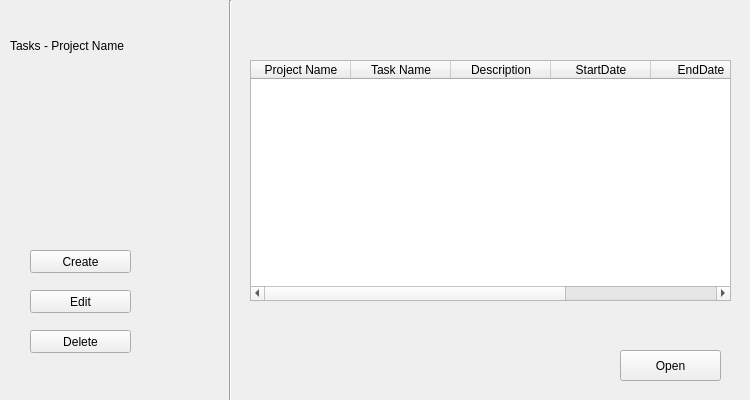
First picture: the form in task.ui, repository huzaifa112003/Project-Management-Systems, before the edit.
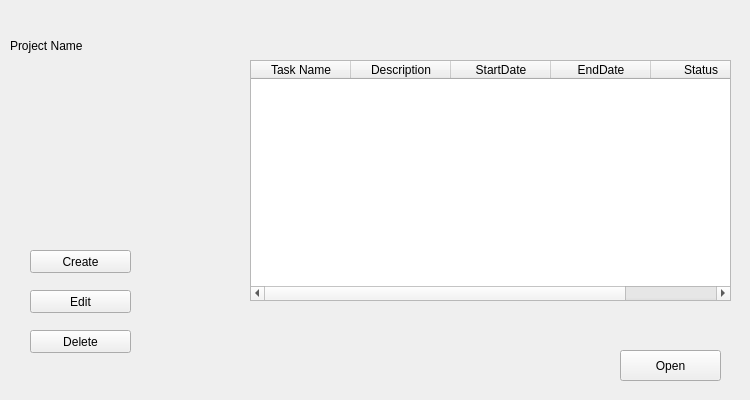
Second picture: the form after the edit.

Diff of the .ui file:
```diff
--- a/task.ui
+++ b/task.ui
@@ -61,20 +61,7 @@
 </string>
    </property>
    <property name="text">
-    <string>Tasks - Project Name</string>
-   </property>
-  </widget>
-  <widget class="Line" name="line">
-   <property name="geometry">
-    <rect>
-     <x>220</x>
-     <y>0</y>
-     <width>20</width>
-     <height>401</height>
-    </rect>
-   </property>
-   <property name="orientation">
-    <enum>Qt::Vertical</enum>
+    <string>Project Name</string>
    </property>
   </widget>
   <widget class="QPushButton" name="pushButton_4">
@@ -120,11 +107,6 @@
      <height>241</height>
     </rect>
    </property>
-   <column>
-    <property name="text">
-     <string>Project Name</string>
-    </property>
-   </column>
    <column>
     <property name="text">
      <string>Task Name</string>
```
